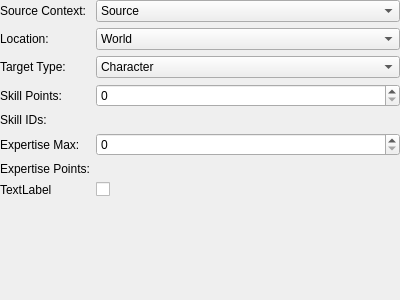
Qt form tools/cathedral/ui/ActionGrantSkills.ui (comphack/comp_hack) before a commit.
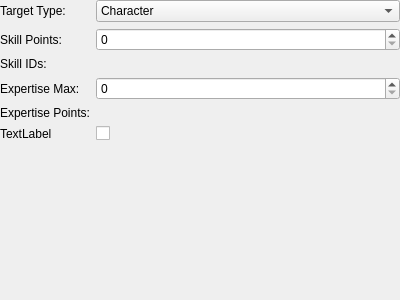
The same form after that commit. Custom widgets are drawn as their Qt base class.

Commit message: Minimizing the base action UI

The edit to the form file:
```diff
--- a/tools/cathedral/ui/ActionGrantSkills.ui
+++ b/tools/cathedral/ui/ActionGrantSkills.ui
@@ -29,17 +29,17 @@
       <enum>QFormLayout::AllNonFixedFieldsGrow</enum>
      </property>
      <item row="0" column="0">
-      <widget class="QLabel" name="lblSourceContext">
+      <widget class="QLabel" name="lblTargetType">
        <property name="text">
-        <string>Source Context:</string>
+        <string>Target Type:</string>
        </property>
       </widget>
      </item>
      <item row="0" column="1">
-      <widget class="QComboBox" name="sourceContext">
+      <widget class="QComboBox" name="targetType">
        <item>
         <property name="text">
-         <string>Source</string>
+         <string>Character</string>
         </property>
        </item>
        <item>
@@ -55,113 +55,61 @@
       </widget>
      </item>
      <item row="1" column="0">
-      <widget class="QLabel" name="lblLocation">
-       <property name="text">
-        <string>Location:</string>
-       </property>
-      </widget>
-     </item>
-     <item row="1" column="1">
-      <widget class="QComboBox" name="location">
-       <item>
-        <property name="text">
-         <string>World</string>
-        </property>
-       </item>
-       <item>
-        <property name="text">
-         <string>Channel</string>
-        </property>
-       </item>
-       <item>
-        <property name="text">
-         <string>Instance</string>
-        </property>
-       </item>
-       <item>
-        <property name="text">
-         <string>Zone</string>
-        </property>
-       </item>
-      </widget>
-     </item>
-     <item row="3" column="0">
       <widget class="QLabel" name="lblSkillPoints">
        <property name="text">
         <string>Skill Points:</string>
        </property>
       </widget>
      </item>
-     <item row="3" column="1">
+     <item row="1" column="1">
       <widget class="QSpinBox" name="skillPoints">
        <property name="maximum">
         <number>65535</number>
        </property>
       </widget>
      </item>
-     <item row="6" column="0">
-      <widget class="QLabel" name="lblExpertisePoints">
-       <property name="text">
-        <string>Expertise Points:</string>
-       </property>
-      </widget>
-     </item>
-     <item row="6" column="1">
-      <widget class="ActionMap" name="expertisePoints" native="true"/>
-     </item>
-     <item row="4" column="0">
+     <item row="2" column="0">
       <widget class="QLabel" name="lblSkillIDs">
        <property name="text">
         <string>Skill IDs:</string>
        </property>
       </widget>
      </item>
-     <item row="4" column="1">
-      <widget class="ActionIDs" name="skillIDs" native="true"/>
-     </item>
-     <item row="2" column="0">
-      <widget class="QLabel" name="lblTargetType">
-       <property name="text">
-        <string>Target Type:</string>
-       </property>
-      </widget>
-     </item>
      <item row="2" column="1">
-      <widget class="QComboBox" name="targetType">
-       <item>
-        <property name="text">
-         <string>Character</string>
-        </property>
-       </item>
-       <item>
-        <property name="text">
-         <string>Partner</string>
-        </property>
-       </item>
-      </widget>
+      <widget class="ActionIDs" name="skillIDs" native="true"/>
      </item>
-     <item row="5" column="0">
+     <item row="3" column="0">
       <widget class="QLabel" name="lblExpertiseMax">
        <property name="text">
         <string>Expertise Max:</string>
        </property>
       </widget>
      </item>
-     <item row="5" column="1">
+     <item row="3" column="1">
       <widget class="QSpinBox" name="expertiseMax">
        <property name="maximum">
         <number>127</number>
        </property>
       </widget>
      </item>
-     <item row="7" column="0">
+     <item row="4" column="0">
+      <widget class="QLabel" name="lblExpertisePoints">
+       <property name="text">
+        <string>Expertise Points:</string>
+       </property>
+      </widget>
+     </item>
+     <item row="4" column="1">
+      <widget class="ActionMap" name="expertisePoints" native="true"/>
+     </item>
+     <item row="5" column="0">
       <widget class="QLabel" name="lblExpertiseSet">
        <property name="text">
         <string>TextLabel</string>
        </property>
       </widget>
      </item>
-     <item row="7" column="1">
+     <item row="5" column="1">
       <widget class="QCheckBox" name="expertiseSet">
        <property name="text">
         <string/>
```
Left out of the diff: 7 changed lines with no effect on the pictures. The commit also changes 50 other files.
